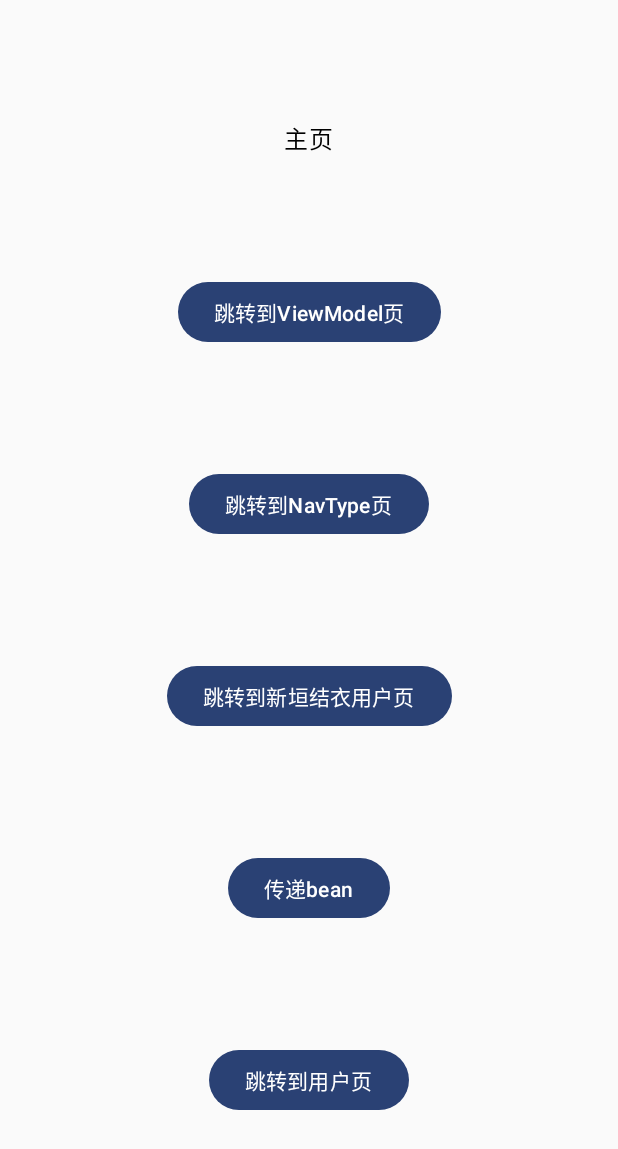
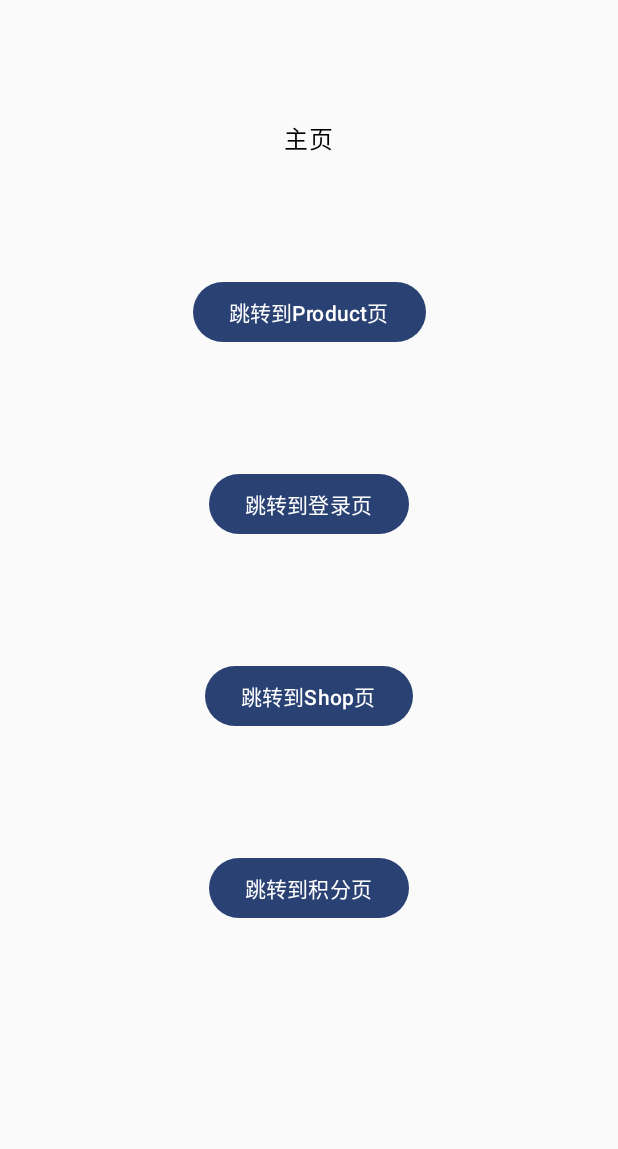
Before and after one commit to yuexunshi/ComposeNavigationTutorial, an Android app built with Jetpack Compose: the HomePage screen opened through its navigation route, on a phone screen of 412 x 824 dp. Shown: the top 1149 px of the screen. Run offline under Robolectric (Android 15) with nearby library versions, the phone set to English and light mode, and no system bars; our stand-ins replace Dagger/Hilt's generated code.

Commit message:
[新增功能](develop): 嵌套路由

```diff
--- a/app/src/main/java/com/asi/composenavigationtutorial/MainActivity.kt
+++ b/app/src/main/java/com/asi/composenavigationtutorial/MainActivity.kt
@@ -5,7 +5,10 @@ import androidx.activity.ComponentActivity
 import androidx.activity.compose.setContent
 import androidx.compose.material3.Text
 import androidx.compose.runtime.Composable
+import androidx.compose.runtime.CompositionLocalProvider
+import androidx.compose.runtime.staticCompositionLocalOf
 import androidx.compose.ui.tooling.preview.Preview
+import androidx.navigation.NavHostController
 import androidx.navigation.NavType
 import androidx.navigation.compose.NavHost
 import androidx.navigation.compose.composable
@@ -14,8 +17,14 @@ import androidx.navigation.navArgument
 import com.asi.composenavigationtutorial.model.UserBean
 import com.asi.composenavigationtutorial.model.UserNavType
 import com.asi.composenavigationtutorial.page.*
+import com.asi.composenavigationtutorial.route.NavGraph
 import com.asi.composenavigationtutorial.ui.theme.ComposeNavigationTutorialTheme
 import dagger.hilt.android.AndroidEntryPoint
+
+
+val LocalNavController = staticCompositionLocalOf<NavHostController> {
+    error("No NavController  provided!")
+}
 
 @AndroidEntryPoint
 class MainActivity : ComponentActivity() {
@@ -24,58 +33,10 @@ class MainActivity : ComponentActivity() {
         setContent {
             ComposeNavigationTutorialTheme {
                 val navController = rememberNavController()
-                NavHost(navController = navController, startDestination = "login") {
-                    composable("login") { LoginPage(navController) }
-                    composable("home") { HomePage(navController) }
-                    composable("list") { ListPage(navController) }
-                    composable("details") { DetailsPage(navController) }
-                    composable("user/{userId}",
-                        arguments = listOf(navArgument("userId") { type = NavType.StringType })
-                    ) { backStackEntry ->
-                        val string = backStackEntry.arguments?.getString("userId")
-
-                        UserPage(navController, string)
-                    }
-
-                    composable(
-                        "user_bean",
-                    ) {
-                        // 直接从 previousBackStackEntry 中提取参数
-                        var userBean =
-                            navController.previousBackStackEntry?.arguments?.getParcelable<UserBean>(
-                                "userBean")
-                        UserBeanPage(navController, userBean)
-                    }
-                    composable(
-                        "navtype/{user}",
-                        arguments = listOf(navArgument("user") { type = UserNavType() })
-                    ) {
-                        val userBean = it.arguments?.getParcelable<UserBean>("user")
-                        NavTypePage(navController, userBean)
-                    }
-
-
-                    composable(
-                        "viewmodel/{user}",
-                        arguments = listOf(navArgument("user") { type = UserNavType() })
-                    ) {
-                        ViewModelPage(navController)
-                    }
+                CompositionLocalProvider(LocalNavController provides navController) {
+                    NavGraph()
                 }
             }
         }
     }
 }
-
-@Composable
-fun Greeting(name: String) {
-    Text(text = "Hello $name!")
-}
-
-@Preview(showBackground = true)
-@Composable
-fun DefaultPreview() {
-    ComposeNavigationTutorialTheme {
-        Greeting("Android")
-    }
-}
--- a/app/src/main/java/com/asi/composenavigationtutorial/page/HomePage.kt
+++ b/app/src/main/java/com/asi/composenavigationtutorial/page/HomePage.kt
@@ -1,22 +1,22 @@
 package com.asi.composenavigationtutorial.page
 
-import android.net.Uri
-import android.util.Log
 import androidx.compose.foundation.layout.Column
 import androidx.compose.foundation.layout.fillMaxSize
 import androidx.compose.foundation.layout.padding
 import androidx.compose.material3.Button
 import androidx.compose.material3.Text
 import androidx.compose.runtime.Composable
-import androidx.compose.runtime.SideEffect
 import androidx.compose.ui.Alignment
 import androidx.compose.ui.Modifier
 import androidx.compose.ui.tooling.preview.Preview
 import androidx.compose.ui.unit.dp
 import androidx.navigation.NavController
 import androidx.navigation.compose.rememberNavController
+import com.asi.composenavigationtutorial.LocalNavController
 import com.asi.composenavigationtutorial.model.UserBean
-import com.google.gson.Gson
+import com.asi.composenavigationtutorial.route.IntegralScreen
+import com.asi.composenavigationtutorial.route.LoginScreen
+import com.asi.composenavigationtutorial.route.ShopScreen
 
 /**
  * @ClassName LoginPage.java
@@ -26,63 +26,31 @@ import com.google.gson.Gson
  * @createTime 2022年06月10日 14:26:00
  */
 
-
 @Composable
-fun HomePage(navController: NavController) {
-
-    SideEffect {
-        Log.e("asi", "开始打印路由堆栈，共有${navController.backQueue.size}个")
-        navController.backQueue.forEach {
-            val route = it.destination.route
-            Log.e("asi", "路由堆栈:$route==${it.id} ")
-        }
-        Log.e("asi", "打印路由堆栈结束}")
-    }
+fun HomePage(navController: NavController = LocalNavController.current) {
     Column(horizontalAlignment = Alignment.CenterHorizontally, modifier = Modifier.fillMaxSize()) {
         Text(text = "主页", Modifier.padding(top = 80.dp))
         Button(modifier = Modifier.padding(top = 80.dp), onClick = {
             val userBean = UserBean("新垣结衣", 18)
-            navController.navigate("viewmodel/$userBean")
+            navController.navigate(ShopScreen.Product.argsRoute(userBean))
         }) {
-            Text(text = "跳转到ViewModel页")
+            Text(text = "跳转到Product页")
         }
         Button(modifier = Modifier.padding(top = 80.dp), onClick = {
-            val userBean = UserBean("新垣结衣", 18)
-            val json = Uri.encode(Gson().toJson(userBean))
-            navController.popBackStack()
-            navController.navigate("navtype/$json")
+            navController.navigate(LoginScreen.Login.route)
         }) {
-            Text(text = "跳转到NavType页")
+            Text(text = "跳转到登录页")
         }
         Button(modifier = Modifier.padding(top = 80.dp), onClick = {
-            val userBean = UserBean("新垣结衣", 18)
-            navController.currentBackStackEntry?.arguments?.putParcelable("userBean", userBean)
-            navController.popBackStack()
-            navController.navigate("user_bean")
+            navController.navigate(ShopScreen.Shop.route)
         }) {
-            Text(text = "跳转到新垣结衣用户页")
+            Text(text = "跳转到Shop页")
         }
         Button(modifier = Modifier.padding(top = 80.dp), onClick = {
             val userBean = UserBean("asi", 18)
-            navController.currentBackStackEntry?.arguments?.putParcelable("userBean", userBean)
-            navController.navigate("user_bean")
+            navController.navigate(IntegralScreen.Integral.route)
         }) {
-            Text(text = "传递bean")
-        }
-        Button(modifier = Modifier.padding(top = 80.dp), onClick = {
-            navController.navigate("user/123")
-        }) {
-            Text(text = "跳转到用户页")
-        }
-        Button(modifier = Modifier.padding(top = 80.dp), onClick = {
-            navController.navigate("list")
-        }) {
-            Text(text = "跳转到列表页")
-        }
-        Button(modifier = Modifier.padding(top = 80.dp), onClick = {
-            navController.popBackStack()
-        }) {
-            Text(text = "返回")
+            Text(text = "跳转到积分页")
         }
     }
 }
--- a/app/src/main/java/com/asi/composenavigationtutorial/page/LoginPage.kt
+++ b/app/src/main/java/com/asi/composenavigationtutorial/page/LoginPage.kt
@@ -12,6 +12,7 @@ import androidx.compose.ui.tooling.preview.Preview
 import androidx.compose.ui.unit.dp
 import androidx.navigation.NavController
 import androidx.navigation.compose.rememberNavController
+import com.asi.composenavigationtutorial.LocalNavController
 
 /**
  * @ClassName LoginPage.java
@@ -23,14 +24,14 @@ import androidx.navigation.compose.rememberNavController
 
 
 @Composable
-fun LoginPage(navController: NavController) {
+fun LoginPage(navController: NavController= LocalNavController.current) {
 
     Column(horizontalAlignment = Alignment.CenterHorizontally, modifier = Modifier.fillMaxSize()) {
 
         Text(text = "登录页", Modifier.padding(top = 80.dp))
 
         Button(modifier = Modifier.padding(top = 80.dp), onClick = {
-            navController.navigate("home")
+            navController.popBackStack()
         }) {
             Text(text = "跳转到home")
         }
--- a/app/src/main/java/com/asi/composenavigationtutorial/route/NavHost.kt
+++ b/app/src/main/java/com/asi/composenavigationtutorial/route/NavHost.kt
@@ -1,12 +1,15 @@
 package com.asi.composenavigationtutorial.route
 
-import androidx.compose.material3.DrawerValue
 import androidx.compose.runtime.Composable
+import androidx.navigation.NavController
+import androidx.navigation.NavGraphBuilder
 import androidx.navigation.compose.NavHost
 import androidx.navigation.compose.composable
-import androidx.navigation.compose.rememberNavController
-import com.asi.composenavigationtutorial.page.HomePage
-import com.asi.composenavigationtutorial.page.LoginPage
+import androidx.navigation.compose.navigation
+import androidx.navigation.navArgument
+import com.asi.composenavigationtutorial.LocalNavController
+import com.asi.composenavigationtutorial.model.UserNavType
+import com.asi.composenavigationtutorial.page.*
 
 /**
  * @ClassName NavHost.java
@@ -17,13 +20,56 @@ import com.asi.composenavigationtutorial.page.LoginPage
  */
 @Composable
 fun NavGraph() {
-    val navController = rememberNavController()
-    NavHost(navController = navController, startDestination = Screen.Login.route) {
+    val navController = LocalNavController.current
+    NavHost(navController = navController, startDestination = Screen.Home.route) {
+        composable(route = Screen.Home.route) {
+            HomePage()
+        }
+        shopGraph()
+        loginGraph()
+        integralGraph()
+    }
 
-        composable(route = Screen.Login.route) {
-            LoginPage(navController)
+}
+
+fun NavGraphBuilder.shopGraph() {
+    navigation(
+        startDestination = ShopScreen.Shop.route,
+        route = ShopScreen.Root.route
+    ) {
+        composable(route = ShopScreen.Shop.route) {
+            ShopPage()
+        }
+        composable(route = ShopScreen.Product.route,
+            arguments = listOf(navArgument(DestinationArg) { type = UserNavType() })
+        ) {
+            ProductPage()
+        }
+    }
+}
+fun NavGraphBuilder.loginGraph() {
+    navigation(
+        startDestination = LoginScreen.Login.route,
+        route = LoginScreen.Root.route
+    ) {
+        composable(route = LoginScreen.Login.route) {
+            LoginPage()
+        }
+        composable(route = LoginScreen.Register.route) {
+            RegisterPage()
         }
     }
 
+}
 
+
+fun NavGraphBuilder.integralGraph() {
+    navigation(
+        startDestination = IntegralScreen.Integral.route,
+        route = IntegralScreen.Root.route
+    ) {
+        composable(route = IntegralScreen.Integral.route) {
+            IntegralPage()
+        }
+    }
 }
```
Also changed, not shown: app/src/main/java/com/asi/composenavigationtutorial/page/DetailsPage.kt (deleted, +0 -46 lines), app/src/main/java/com/asi/composenavigationtutorial/page/IntegralPage.kt (renamed from app/src/main/java/com/asi/composenavigationtutorial/page/ListPage.kt, +6 -11 lines), app/src/main/java/com/asi/composenavigationtutorial/page/ProductPage.kt (renamed from app/src/main/java/com/asi/composenavigationtutorial/page/ViewModelPage.kt, +9 -13 lines), app/src/main/java/com/asi/composenavigationtutorial/page/RegisterPage.kt (renamed from app/src/main/java/com/asi/composenavigationtutorial/page/NavTypePage.kt, +10 -12 lines), app/src/main/java/com/asi/composenavigationtutorial/page/ShopPage.kt (renamed from app/src/main/java/com/asi/composenavigationtutorial/page/UserPage.kt, +5 -18 lines), app/src/main/java/com/asi/composenavigationtutorial/page/UserBeanPage.kt (deleted, +0 -50 lines), app/src/main/java/com/asi/composenavigationtutorial/route/Screen.kt (+21 -4 lines).
